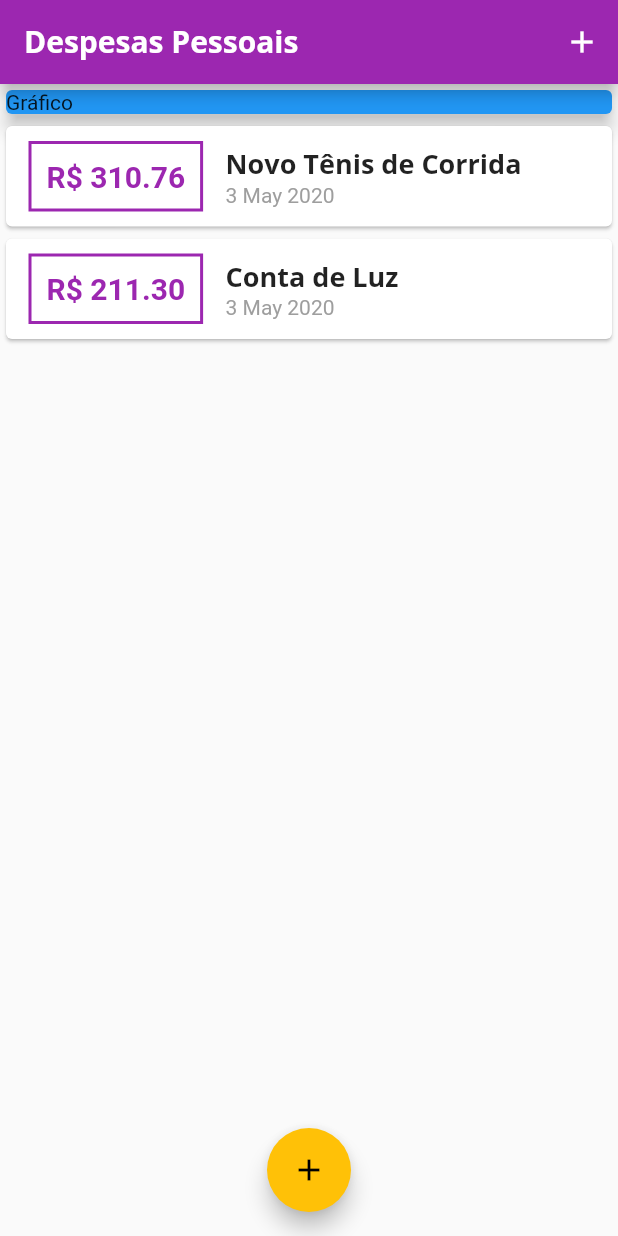
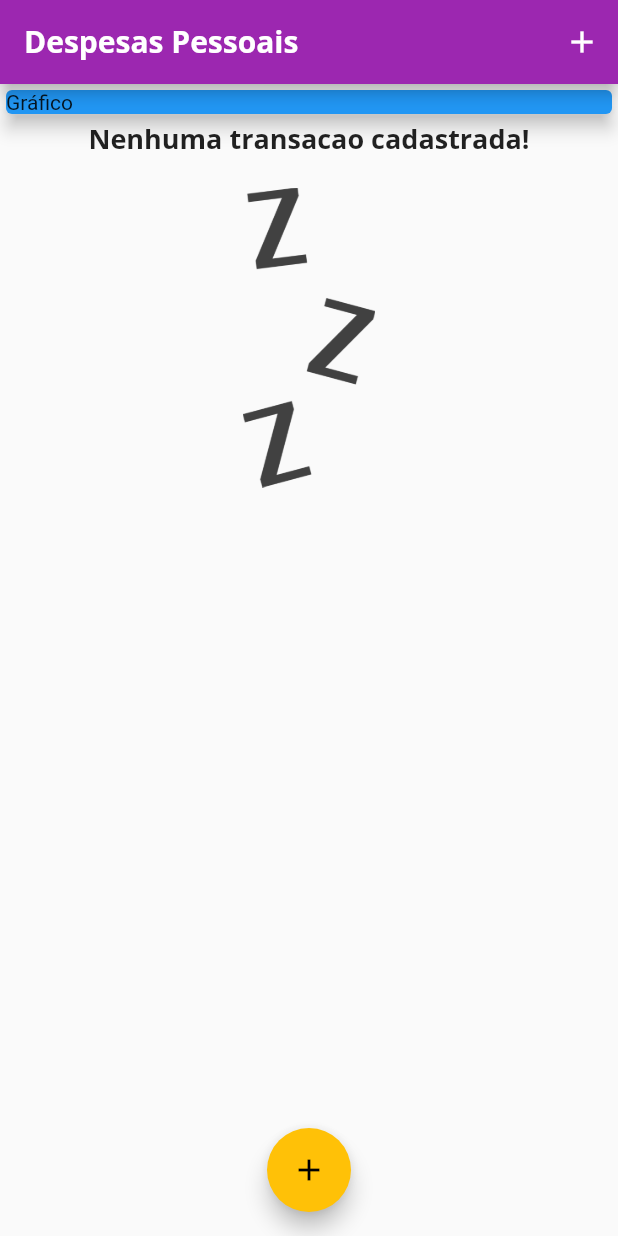
Before and after one commit to EduardoShibukawa/curso-cod3r-flutter, a Flutter app: the screen it shows after launch, on a phone screen of 412 x 824 dp. Run offline on Flutter 3.47's test engine with Material 2 defaults, Android fonts, the phone set to English and light mode, and no system bars.

```diff
--- a/expenses/lib/components/transaction_list.dart
+++ b/expenses/lib/components/transaction_list.dart
@@ -1,3 +1,5 @@
+import 'dart:ui';
+
 import 'package:flutter/material.dart';
 import '../models/transaction.dart';
 import 'package:intl/intl.dart';
@@ -11,7 +13,24 @@ class TransactionList extends StatelessWidget {
   Widget build(BuildContext context) {
     return Container(
       height: 300,
-      child: ListView.builder(
+      child: transactions.isEmpty
+          ? Column(
+              children: <Widget>[
+                Text(
+                  'Nenhuma transacao cadastrada!',
+                  style: Theme.of(context).textTheme.title,
+                ),
+                SizedBox(height: 20),
+                Container(
+                  height: 200,
+                  child: Image.asset(
+                    'assets/images/waiting.png',
+                    fit: BoxFit.cover,
+                  ),
+                )
+              ],
+            )
+          : ListView.builder(
               itemCount: transactions.length,
               itemBuilder: (ctx, index) {
                 final tr = transactions[index];
@@ -19,7 +38,8 @@ class TransactionList extends StatelessWidget {
                   child: Row(
                     children: <Widget>[
                       Container(
-                  margin: EdgeInsets.symmetric(horizontal: 15, vertical: 10),
+                        margin:
+                            EdgeInsets.symmetric(horizontal: 15, vertical: 10),
                         decoration: BoxDecoration(
                           border: Border.all(
                             color: Theme.of(context).primaryColor,
--- a/expenses/lib/main.dart
+++ b/expenses/lib/main.dart
@@ -44,19 +44,19 @@ class MyHomePage extends StatefulWidget {
 }
 
 class _MyHomePageState extends State<MyHomePage> {
-  final _transactions = [
-    Transaction(
-      id: 't1',
-      title: 'Novo Tênis de Corrida',
-      value: 310.76,
-      date: DateTime.now(),
-    ),
-    Transaction(
-      id: 't2',
-      title: 'Conta de Luz',
-      value: 211.30,
-      date: DateTime.now(),
-    ),
+  final List<Transaction> _transactions = [
+    // Transaction(
+    //   id: 't1',
+    //   title: 'Novo Tênis de Corrida',
+    //   value: 310.76,
+    //   date: DateTime.now(),
+    // ),
+    // Transaction(
+    //   id: 't2',
+    //   title: 'Conta de Luz',
+    //   value: 211.30,
+    //   date: DateTime.now(),
+    // ),
   ];
 
   _addTransaction(String title, double value) {
--- a/expenses/pubspec.yaml
+++ b/expenses/pubspec.yaml
@@ -42,9 +42,8 @@ flutter:
   uses-material-design: true
 
   # To add assets to your application, add an assets section, like this:
-  # assets:
-  #  - images/a_dot_burr.jpeg
-  #  - images/a_dot_ham.jpeg
+  assets:
+   - assets/images/waiting.png
 
   # An image asset can refer to one or more resolution-specific "variants", see
   # https://flutter.dev/assets-and-images/#resolution-aware.
```
Also changed, not shown: expenses/assets/images/waiting.png (added). Lines whose indentation alone changed are shown as unchanged.
